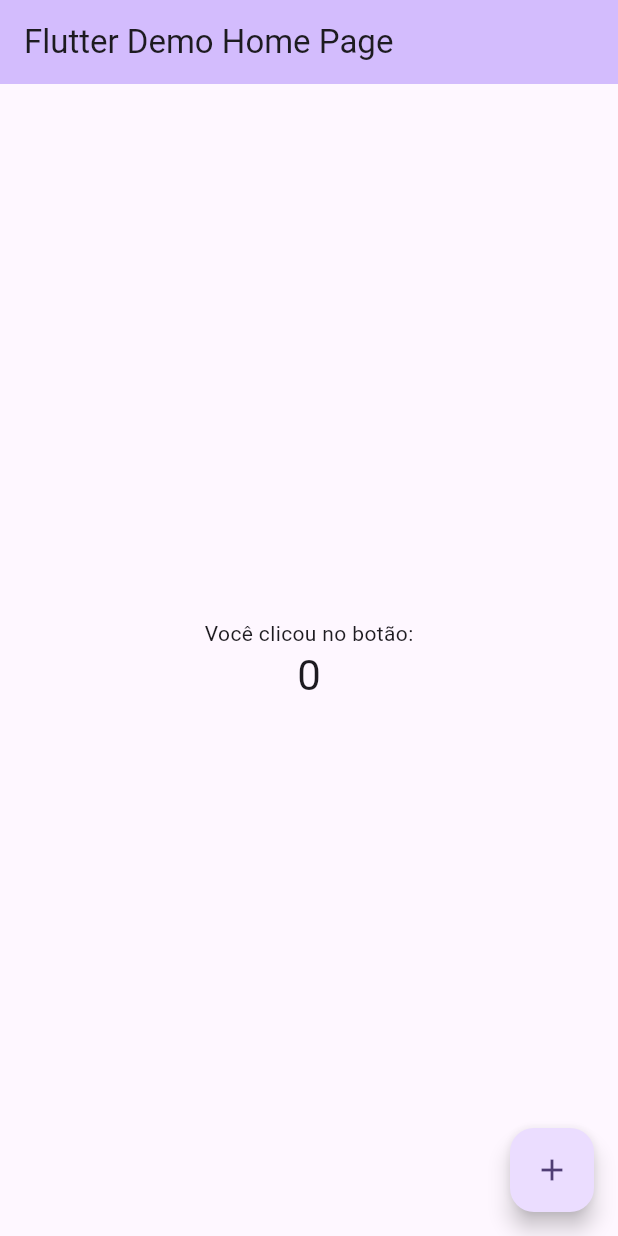
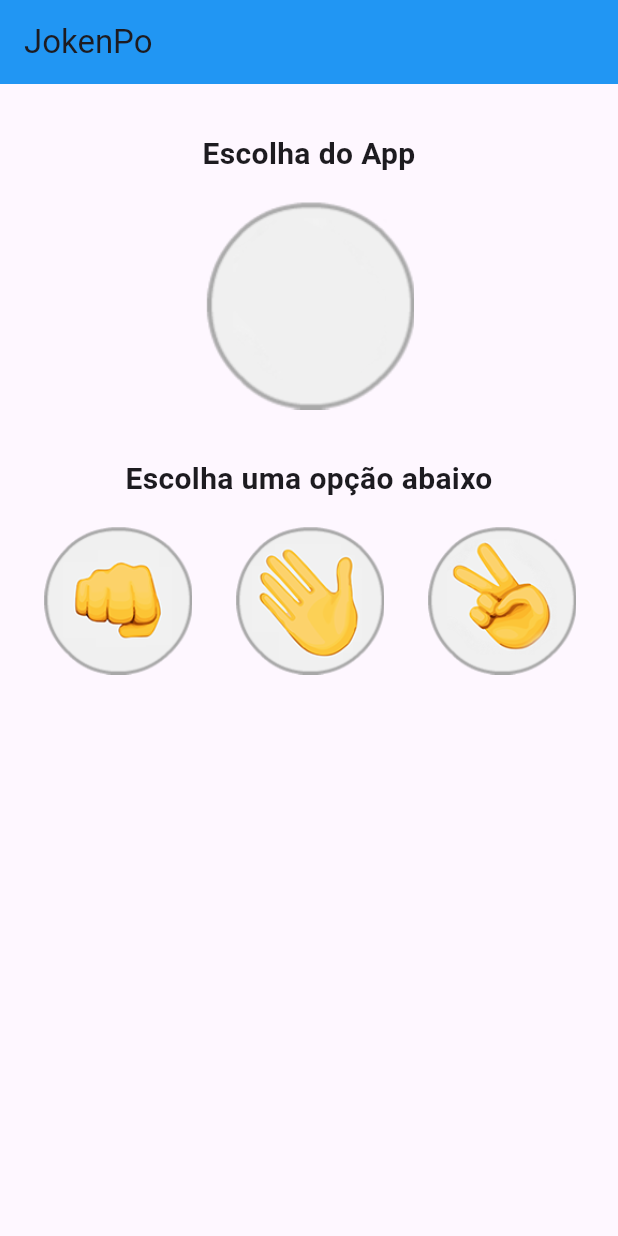
Before and after one commit to Danilo-Taveira/jokenpo, a Flutter app: the screen it shows after launch, on a phone screen of 412 x 824 dp. Run offline on Flutter 3.47's test engine with Material 3 defaults, Android fonts, the phone set to English and light mode, and no system bars.

Commit message:
ui feita

```diff
--- /dev/null
+++ b/lib/Jogo.dart
@@ -0,0 +1,56 @@
+import 'package:flutter/material.dart';
+
+class Jogo extends StatefulWidget {
+  const Jogo({super.key});
+
+  @override
+  State<Jogo> createState() => _JogoState();
+}
+
+class _JogoState extends State<Jogo> {
+  @override
+  Widget build(BuildContext context) {
+    return Scaffold(
+      appBar: AppBar(
+        title: Text('JokenPo'),
+        backgroundColor: Colors.blue,
+      ),
+      body: Column(
+        crossAxisAlignment: CrossAxisAlignment.center,
+        children: [
+          const Padding(
+            padding: EdgeInsets.only(top: 32, bottom: 16),
+            child: Text(
+              'Escolha do App',
+              textAlign: TextAlign.center,
+              style: TextStyle(
+                fontSize: 20,
+                fontWeight: FontWeight.bold,
+              ),
+            ),
+          ),
+          Image.asset("images/padrao.png"),
+          const Padding(
+            padding: EdgeInsets.only(top: 32, bottom: 16),
+            child: Text(
+              'Escolha uma opção abaixo',
+              textAlign: TextAlign.center,
+              style: TextStyle(
+                fontSize: 20,
+                fontWeight: FontWeight.bold,
+              ),
+            ),
+          ),
+          Row(
+            mainAxisAlignment: MainAxisAlignment.spaceEvenly,
+            children: [
+              Image.asset("images/pedra.png", height: 100),
+              Image.asset("images/papel.png", height: 100),
+              Image.asset("images/tesoura.png", height: 100),
+            ],
+          ),
+        ],
+      ),
+    );
+  }
+}
--- a/lib/main.dart
+++ b/lib/main.dart
@@ -1,125 +1,9 @@
 import 'package:flutter/material.dart';
+import 'package:jokenpo/Jogo.dart';
 
 void main() {
-  runApp(const MyApp());
+  runApp(const MaterialApp(
+    home: Jogo(),
+    debugShowCheckedModeBanner: false,
+  ));
 }
-
-class MyApp extends StatelessWidget {
-  const MyApp({super.key});
-
-  // This widget is the root of your application.
-  @override
-  Widget build(BuildContext context) {
-    return MaterialApp(
-      title: 'Flutter Demo',
-      theme: ThemeData(
-        // This is the theme of your application.
-        //
-        // TRY THIS: Try running your application with "flutter run". You'll see
-        // the application has a blue toolbar. Then, without quitting the app,
-        // try changing the seedColor in the colorScheme below to Colors.green
-        // and then invoke "hot reload" (save your changes or press the "hot
-        // reload" button in a Flutter-supported IDE, or press "r" if you used
-        // the command line to start the app).
-        //
-        // Notice that the counter didn't reset back to zero; the application
-        // state is not lost during the reload. To reset the state, use hot
-        // restart instead.
-        //
-        // This works for code too, not just values: Most code changes can be
-        // tested with just a hot reload.
-        colorScheme: ColorScheme.fromSeed(seedColor: Colors.deepPurple),
-        useMaterial3: true,
-      ),
-      home: const MyHomePage(title: 'Flutter Demo Home Page'),
-    );
-  }
-}
-
-class MyHomePage extends StatefulWidget {
-  const MyHomePage({super.key, required this.title});
-
-  // This widget is the home page of your application. It is stateful, meaning
-  // that it has a State object (defined below) that contains fields that affect
-  // how it looks.
-
-  // This class is the configuration for the state. It holds the values (in this
-  // case the title) provided by the parent (in this case the App widget) and
-  // used by the build method of the State. Fields in a Widget subclass are
-  // always marked "final".
-
-  final String title;
-
-  @override
-  State<MyHomePage> createState() => _MyHomePageState();
-}
-
-class _MyHomePageState extends State<MyHomePage> {
-  int _counter = 0;
-
-  void _incrementCounter() {
-    setState(() {
-      // This call to setState tells the Flutter framework that something has
-      // changed in this State, which causes it to rerun the build method below
-      // so that the display can reflect the updated values. If we changed
-      // _counter without calling setState(), then the build method would not be
-      // called again, and so nothing would appear to happen.
-      _counter++;
-    });
-  }
-
-  @override
-  Widget build(BuildContext context) {
-    // This method is rerun every time setState is called, for instance as done
-    // by the _incrementCounter method above.
-    //
-    // The Flutter framework has been optimized to make rerunning build methods
-    // fast, so that you can just rebuild anything that needs updating rather
-    // than having to individually change instances of widgets.
-    return Scaffold(
-      appBar: AppBar(
-        // TRY THIS: Try changing the color here to a specific color (to
-        // Colors.amber, perhaps?) and trigger a hot reload to see the AppBar
-        // change color while the other colors stay the same.
-        backgroundColor: Theme.of(context).colorScheme.inversePrimary,
-        // Here we take the value from the MyHomePage object that was created by
-        // the App.build method, and use it to set our appbar title.
-        title: Text(widget.title),
-      ),
-      body: Center(
-        // Center is a layout widget. It takes a single child and positions it
-        // in the middle of the parent.
-        child: Column(
-          // Column is also a layout widget. It takes a list of children and
-          // arranges them vertically. By default, it sizes itself to fit its
-          // children horizontally, and tries to be as tall as its parent.
-          //
-          // Column has various properties to control how it sizes itself and
-          // how it positions its children. Here we use mainAxisAlignment to
-          // center the children vertically; the main axis here is the vertical
-          // axis because Columns are vertical (the cross axis would be
-          // horizontal).
-          //
-          // TRY THIS: Invoke "debug painting" (choose the "Toggle Debug Paint"
-          // action in the IDE, or press "p" in the console), to see the
-          // wireframe for each widget.
-          mainAxisAlignment: MainAxisAlignment.center,
-          children: <Widget>[
-            const Text(
-              'Você clicou no botão:',
-            ),
-            Text(
-              '$_counter',
-              style: Theme.of(context).textTheme.headlineMedium,
-            ),
-          ],
-        ),
-      ),
-      floatingActionButton: FloatingActionButton(
-        onPressed: _incrementCounter,
-        tooltip: 'Increment',
-        child: const Icon(Icons.add),
-      ), // This trailing comma makes auto-formatting nicer for build methods.
-    );
-  }
-}
--- a/pubspec.yaml
+++ b/pubspec.yaml
@@ -63,6 +63,12 @@ flutter:
   #   - images/a_dot_burr.jpeg
   #   - images/a_dot_ham.jpeg
 
+  assets:
+    - images/pedra.png
+    - images/papel.png
+    - images/tesoura.png
+    - images/padrao.png
+
   # An image asset can refer to one or more resolution-specific "variants", see
   # https://flutter.dev/assets-and-images/#resolution-aware
 
```
Also changed, not shown: images/padrao.png (added), images/papel.png (added), images/pedra.png (added), images/tesoura.png (added), 1 other file.
